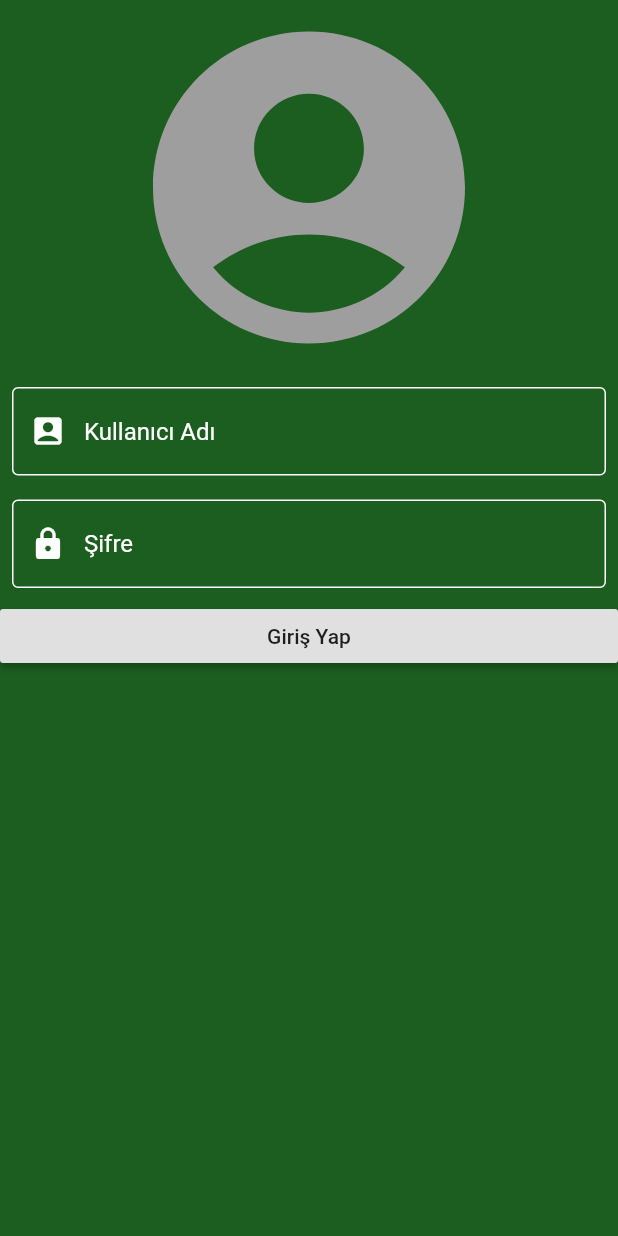
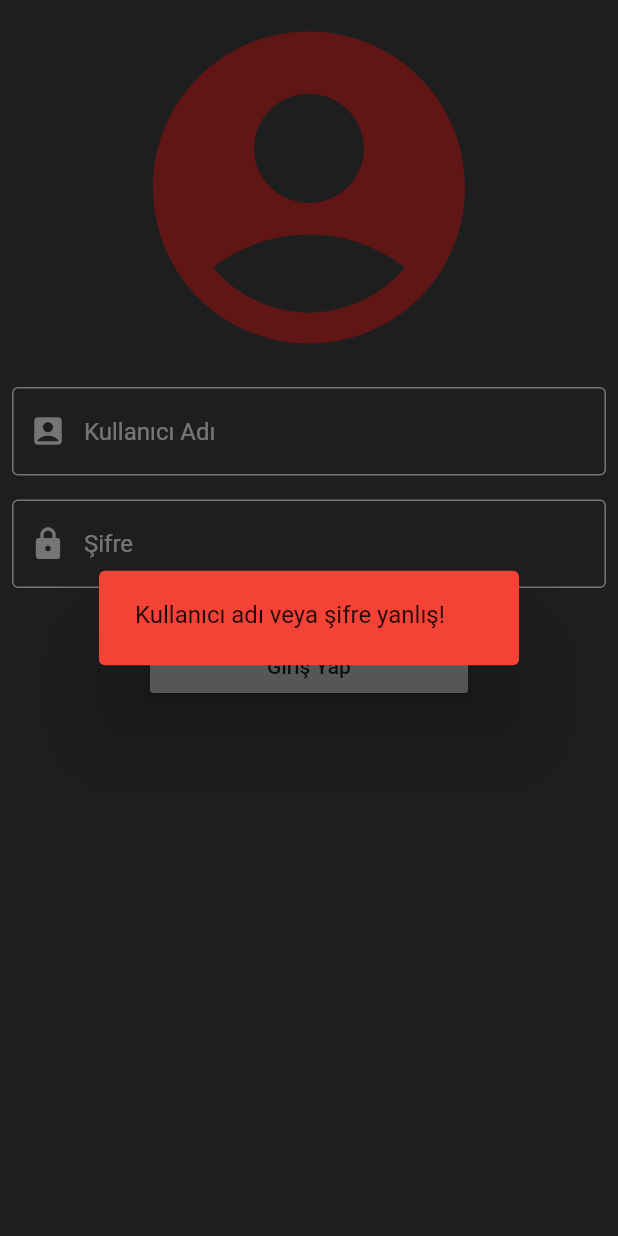
Before and after one commit to bilalozcan/teknik-servis-app, a Flutter app: the screen it shows after launch, after a tap on "Giriş Yap", on a phone screen of 412 x 824 dp. Run offline on Flutter 3.47's test engine with Material 2 defaults, Android fonts, the phone set to English and light mode, and no system bars.

Commit message:
Giriş Yap Ekranı Tamamlandı Ana Ekran Oluşturuldu

```diff
--- /dev/null
+++ b/lib/ui/MainPage.dart
@@ -0,0 +1,12 @@
+import 'package:flutter/material.dart';
+
+class MainPage extends StatelessWidget {
+  @override
+  Widget build(BuildContext context) {
+    return Scaffold(
+      appBar: AppBar(
+        title: Text("MainPage"),
+      ),
+    );
+  }
+}
--- a/lib/ui/SignInPage.dart
+++ b/lib/ui/SignInPage.dart
@@ -1,17 +1,25 @@
+import 'package:flutter/foundation.dart';
 import "package:flutter/material.dart";
 
+import 'MainPage.dart';
+
 class SignInPage extends StatelessWidget {
+  String _username, _password;
+  final formKey = GlobalKey<FormState>();
+
   @override
   Widget build(BuildContext context) {
     return Scaffold(
-      backgroundColor: Colors.green.shade900,
+      backgroundColor: Colors.grey.shade800,
       body: Form(
+        key: formKey,
+        autovalidate: true,
         child: ListView(
           children: [
             Icon(
               Icons.account_circle,
               size: 250,
-              color: Colors.grey.shade500,
+              color: Colors.red.shade700,
             ),
             Padding(
               padding: const EdgeInsets.all(8.0),
@@ -36,12 +44,16 @@ class SignInPage extends StatelessWidget {
                     labelStyle: TextStyle(
                       color: Colors.white,
                     )),
+                validator: (girilen) => null,
+                onSaved: (value) => _username = value,
               ),
             ),
             Padding(
               padding: const EdgeInsets.all(8.0),
               child: TextFormField(
+                keyboardType: TextInputType.visiblePassword,
                 cursorColor: Colors.white,
+                obscureText: true,
                 style: TextStyle(color: Colors.white),
                 decoration: InputDecoration(
                     border: OutlineInputBorder(),
@@ -60,16 +72,44 @@ class SignInPage extends StatelessWidget {
                     labelStyle: TextStyle(
                       color: Colors.white,
                     )),
+                validator: (girilen) => null,
+                onSaved: (value) => _password = value,
               ),
             ),
-            RaisedButton(
-              child: Text("Giriş Yap"),
-              onPressed: () {},
-              padding: EdgeInsets.all(8.0),
-            )
+            Padding(
+              padding: EdgeInsets.only(left: 100, right: 100, top: 20),
+              child: RaisedButton(
+                child: Text("Giriş Yap"),
+                onPressed: () {
+                  _SignIn(context);
+                },
+              ),
+            ),
           ],
         ),
       ),
     );
   }
+
+  void _SignIn(BuildContext context) {
+    String username = "bilalozcan";
+    String password = "123456";
+    if (formKey.currentState.validate()) {
+      formKey.currentState.save();
+      debugPrint("Username: $_username, Password: $_password");
+      if (_username != username && _password != password) {
+        showDialog(
+            context: context,
+            barrierDismissible: true,
+            builder: (context) => AlertDialog(
+              backgroundColor: Colors.red,
+              content: Text("Kullanıcı adı veya şifre yanlış!"),
+            ));
+
+      }else {
+        Navigator.pushReplacement(
+            context, MaterialPageRoute(builder: (context) => MainPage()));
+      }
+    }
+  }
 }
```
